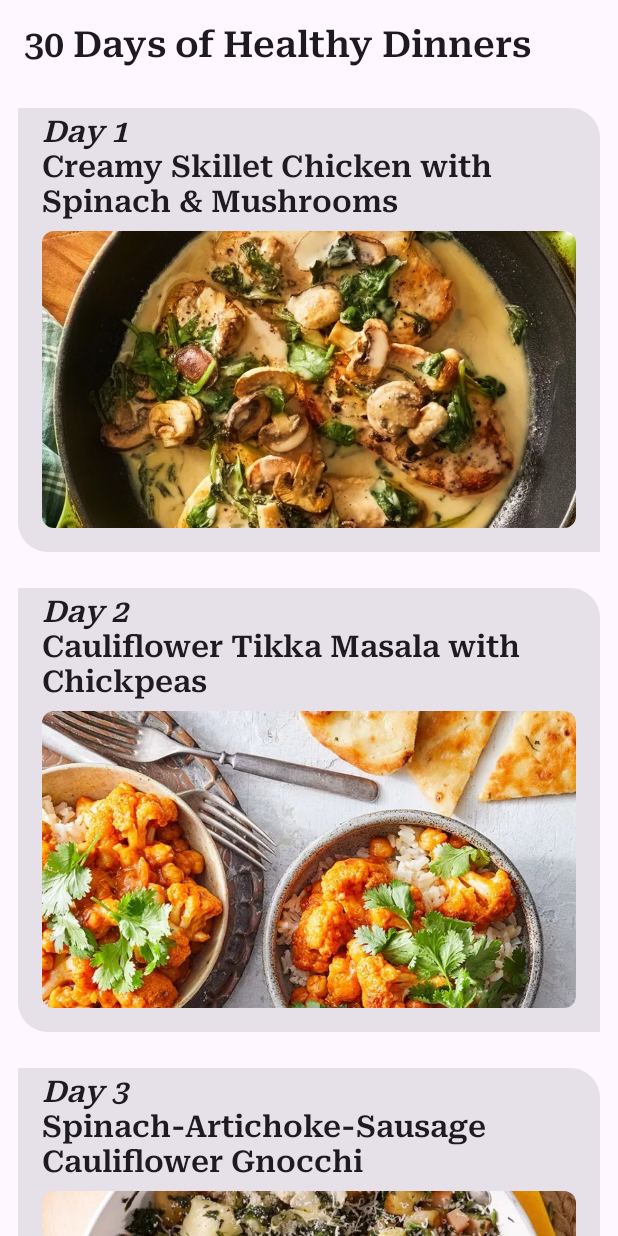
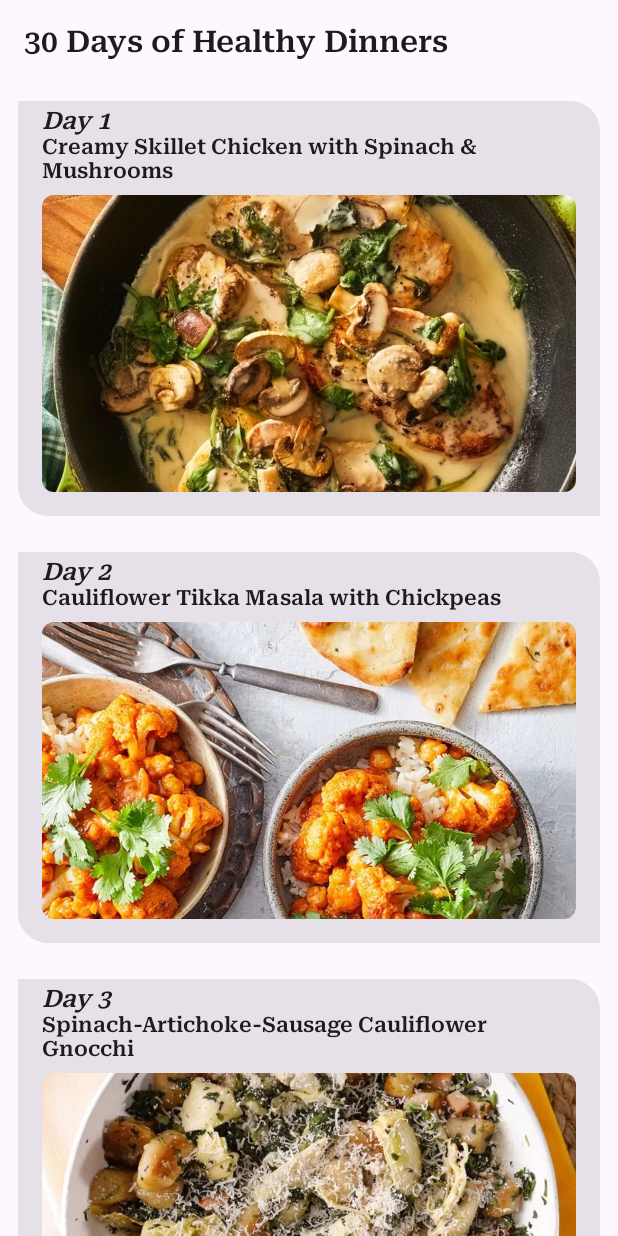
Before and after one commit to fabioweck/30-days-of-healthy-dinners-app, an Android app built with Jetpack Compose: the screen it shows after launch (MainActivity), on a phone screen of 412 x 824 dp. Run offline under Robolectric (Android 15) with nearby library versions, the phone set to English and light mode, and no system bars; Roboto replaces fonts that are not available here.

Commit message:
font adjustment

```diff
--- a/app/src/main/java/com/example/a30daysapp/ui/theme/Type.kt
+++ b/app/src/main/java/com/example/a30daysapp/ui/theme/Type.kt
@@ -34,7 +34,7 @@ val Typography = Typography(
     bodyLarge = TextStyle(
         fontFamily = RobotoSerif,
         fontWeight = FontWeight.Normal,
-        fontSize = 16.sp
+        fontSize = 12.sp
     ),
     bodyMedium = TextStyle(
         fontFamily = RobotoSerif,
@@ -44,17 +44,17 @@ val Typography = Typography(
     labelLarge = TextStyle(
         fontFamily = RobotoSerif,
         fontWeight = FontWeight.Bold,
-        fontSize = 24.sp
+        fontSize = 20.sp
     ),
     labelMedium = TextStyle(
         fontFamily = RobotoSerif,
         fontWeight = FontWeight.Bold,
-        fontSize = 20.sp
+        fontSize = 14.sp
     ),
     displaySmall = TextStyle(
         fontFamily = RobotoSerif,
         fontWeight = FontWeight.Bold,
         fontStyle = FontStyle.Italic,
-        fontSize = 20.sp
+        fontSize = 16.sp
     ),
 )
```
